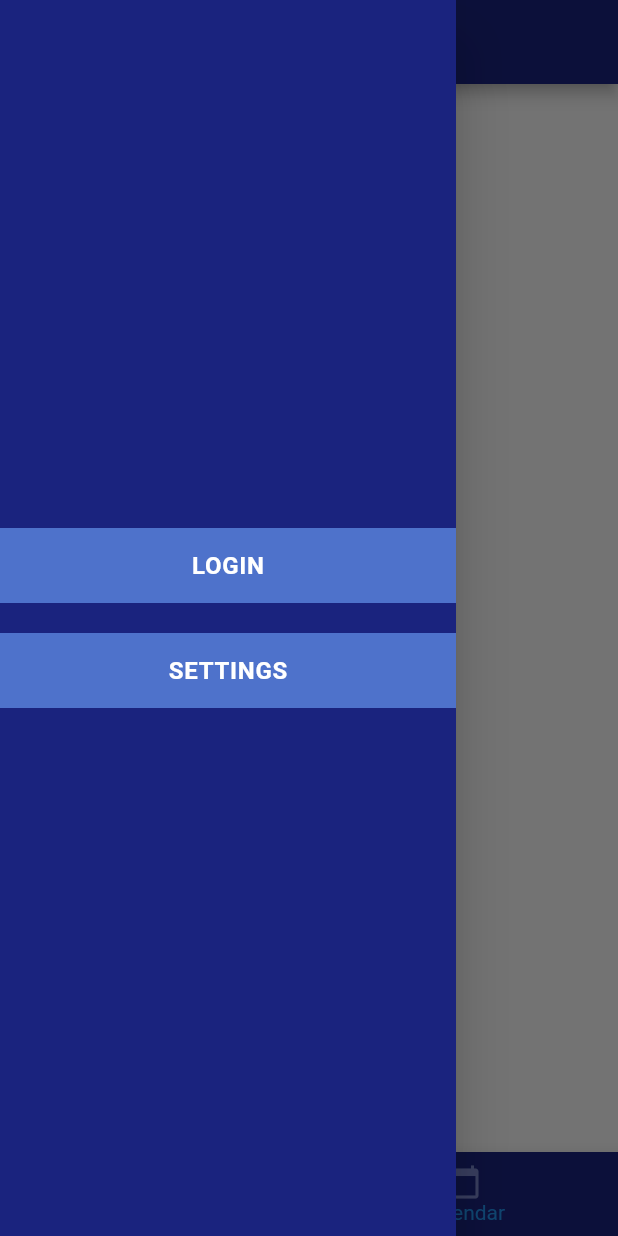
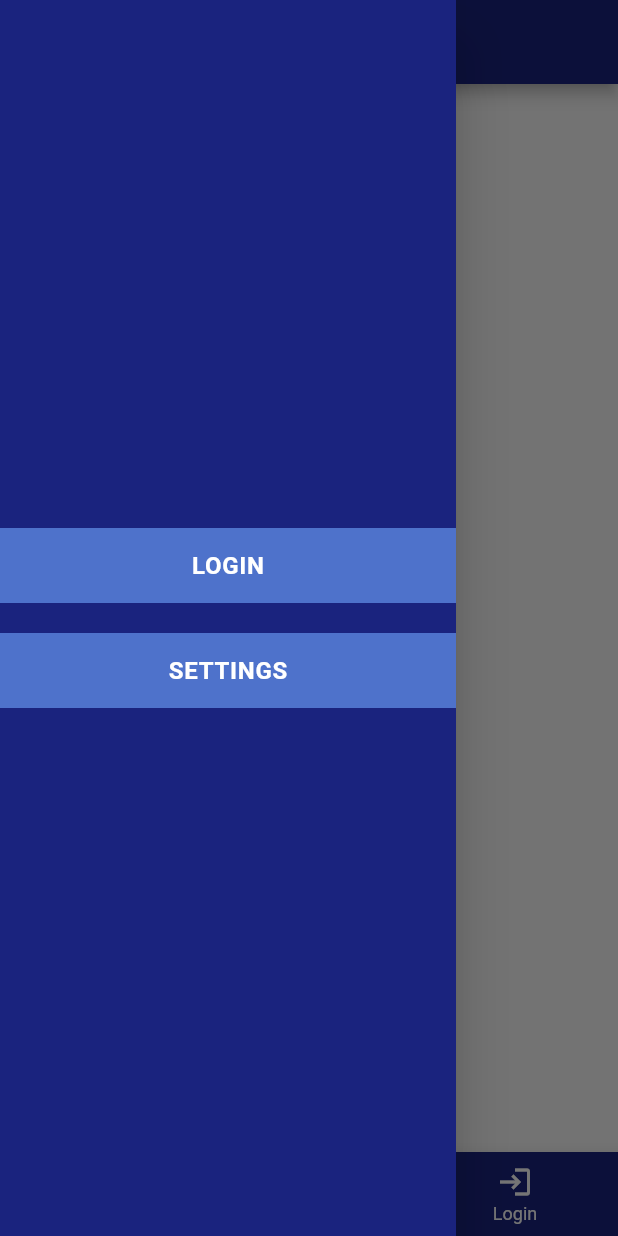
Before and after one commit to gtubt/gtubt-mobile, a Flutter app: the screen it shows after launch, item 2 of the bottom bar chosen, with the side drawer open, on a phone screen of 412 x 824 dp. Run offline on Flutter 3.47's test engine with Material 2 defaults, Android fonts, the phone set to English and light mode, and no system bars; our stand-ins replace another_flushbar, basic_utils, bloc, equatable, firebase_auth, firebase_core and 2 more; accounts and stored records are empty; generated files the repository leaves out were written again; network calls fail; Roboto replaces fonts that are missing (Palanquin).

Commit message:
199 add login button to navbar while user is not logged in

```diff
--- a/gtubt/lib/ui/pages/login_form.dart
+++ b/gtubt/lib/ui/pages/login_form.dart
@@ -1,6 +1,7 @@
 import 'package:GTUBT/ui/blocs/authentication_bloc/bloc.dart';
 import 'package:GTUBT/ui/blocs/login_bloc/bloc.dart';
 import 'package:GTUBT/ui/blocs/page_bloc/bloc.dart';
+import 'package:GTUBT/ui/pages/main_page.dart';
 import 'package:GTUBT/ui/routes.dart';
 import 'package:GTUBT/ui/style/color_sets.dart';
 import 'package:GTUBT/ui/style/text_styles.dart';
@@ -200,9 +201,8 @@ class _LoginFormState extends State<LoginForm> {
       width: 135,
       child: RaisedButton(
         onPressed: () {
-          context.read<PageBloc>().add(
-                PageChanged(routeName: ROOT_URL, context: _context),
-              );
+          Navigator.pushNamedAndRemoveUntil(
+              _context, ROOT_URL, (route) => false);
         },
         color: ColorSets.barBackgroundColor,
         child: Text(
--- a/gtubt/lib/ui/pages/main_page.dart
+++ b/gtubt/lib/ui/pages/main_page.dart
@@ -19,12 +19,23 @@ class _MainPageState extends State<MainPage> {
   Widget body;
 
   void _onNavigation(int index) {
+    if (context.read<AuthenticationBloc>().state
+            is AuthenticationUnauthenticated &&
+        index == 2) {
+      context.read<PageBloc>().add(
+            PageChanged(
+              routeName: LOGIN_URL,
+              context: context,
+            ),
+          );
+    } else {
       context.read<PageBloc>().add(
             NavBarPageChanged(
               page: index,
               context: context,
             ),
           );
+    }
     context.read<AppbarBloc>().add(PageChangedAppbarEvent());
   }
 
@@ -62,7 +73,9 @@ class _MainPageState extends State<MainPage> {
           return Scaffold(
               appBar: AppBar(
                 backgroundColor: ColorSets.barBackgroundColor,
-              title: Text(Routes.bodyTitle[state.currentPage]),
+                title: Text(authState is AuthenticationAuthenticated
+                    ? Routes.bodyTitleLoggedIn[state.currentPage]
+                    : Routes.bodyTitle[state.currentPage]),
                 actions: actions,
               ),
               bottomNavigationBar: BottomNavigationBar(
@@ -81,8 +94,9 @@ class _MainPageState extends State<MainPage> {
                     : Routes.navList,
               ),
               drawer: HamburgerMenuComponents(),
-            body: Routes.bodyList[state.currentPage],
-          );
+              body: authState is AuthenticationAuthenticated
+                  ? Routes.bodyListLoggenIn[state.currentPage]
+                  : Routes.bodyList[state.currentPage]);
         });
       });
     });
--- a/gtubt/lib/ui/routes.dart
+++ b/gtubt/lib/ui/routes.dart
@@ -19,6 +19,7 @@ const POST_URL = '/post';
 const SIGN_UP_URL = '/sign_up';
 const TICKET_URL = '/ticket';
 const SETTINGS_URL = '/settings';
+const CALENDER_URL = '/calender';
 
 class Routes {
   static final routes = <String, WidgetBuilder>{
@@ -32,28 +33,36 @@ class Routes {
           child: TicketPage(),
         ),
     SETTINGS_URL: (context) => SettingsPage(),
+    CALENDER_URL: (context) => CalendarPage(),
   };
   static const HOME = "Home";
   static const CALENDAR = "Calendar";
   static const PROFILE = "Profile";
-  static final bodyTitle = [HOME, CALENDAR, PROFILE];
-  static final bodyList = <Widget>[
+  static const LOGIN = "Login";
+  static final bodyTitleLoggedIn = [HOME, CALENDAR, PROFILE];
+  static final bodyTitle = [HOME, CALENDAR, LOGIN];
+  static final bodyListLoggenIn = <Widget>[
     HomePage(),
     CalendarPage(),
     ProfilePage(),
   ];
+  static final bodyList = <Widget>[
+    HomePage(),
+    CalendarPage(),
+    LoginPage(),
+  ];
   static final navListLoggedIn = <BottomNavigationBarItem>[
     BottomNavigationBarItem(
       icon: Icon(Icons.home),
-      label: bodyTitle[0],
+      label: bodyTitleLoggedIn[0],
     ),
     BottomNavigationBarItem(
       icon: Icon(Icons.calendar_today),
-      label: bodyTitle[1],
+      label: bodyTitleLoggedIn[1],
     ),
     BottomNavigationBarItem(
       icon: Icon(Icons.person_outline),
-      label: bodyTitle[2],
+      label: bodyTitleLoggedIn[2],
     ),
   ];
   static final navList = <BottomNavigationBarItem>[
@@ -65,5 +74,9 @@ class Routes {
       icon: Icon(Icons.calendar_today),
       label: bodyTitle[1],
     ),
+    BottomNavigationBarItem(
+      icon: Icon(Icons.login),
+      label: bodyTitle[2],
+    ),
   ];
 }
```
Lines whose indentation alone changed are shown as unchanged.
